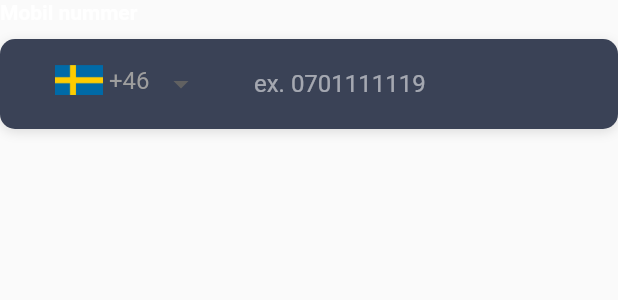
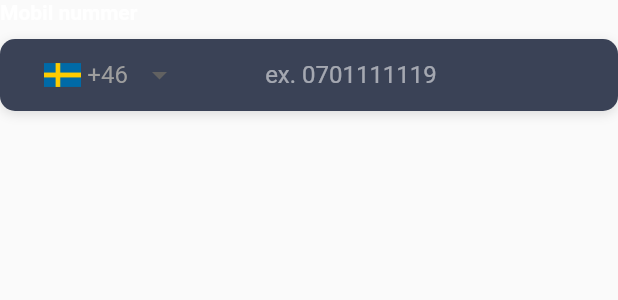
Before and after one commit to junhuhdev/divoc, a Flutter app: the InternationalPhoneInput widget shown alone on an empty page, opened directly, on a phone screen of 412 x 824 dp. Shown: the top 300 px of the screen. Run offline on Flutter 3.47's test engine with Material 2 defaults, Android fonts, the phone set to English and light mode, and no system bars; our stand-ins replace cached_network_image, cloud_firestore, community_material_icon, firebase_auth, firebase_storage, flutter_rating_bar and 3 more; missing offline and left inert: apple_sign_in, flutter_facebook_login, libphonenumber, uri; accounts and stored records are empty; network calls fail; Roboto replaces fonts that are missing (OpenSans, Raleway); statements that could not run were skipped.

Commit message:
fixed stuff

```diff
--- a/lib/common/constants.dart
+++ b/lib/common/constants.dart
@@ -89,6 +89,7 @@ final kPhoneInputDecoration = InputDecoration(
 
 final kSmsCodeInputDecoration = InputDecoration(
   border: InputBorder.none,
+  isDense: true,
   contentPadding: EdgeInsets.only(top: 14.0),
   prefixIcon: Icon(
     Icons.sms,
--- a/lib/common/form_field.dart
+++ b/lib/common/form_field.dart
@@ -475,7 +475,6 @@ class SmsCodeField extends StatelessWidget {
         Container(
           alignment: Alignment.centerLeft,
           decoration: kBoxDecorationStyle,
-          height: 60.0,
           child: TextField(
             keyboardType: TextInputType.phone,
             style: TextStyle(
--- a/lib/components/phoneinput/international_phone_input.dart
+++ b/lib/components/phoneinput/international_phone_input.dart
@@ -64,7 +64,7 @@ class _InternationalPhoneInputState extends State<InternationalPhoneInput> {
 
   @override
   void initState() {
-    errorText = widget.errorText ?? 'Skriv in ett giltigt mobil nummer';
+    errorText = widget.errorText ?? 'Ogiltigt mobil nummer';
     hintText = widget.hintText ?? 'ex. 0701111119';
     labelText = widget.labelText;
     errorStyle = widget.errorStyle;
@@ -160,9 +160,8 @@ class _InternationalPhoneInputState extends State<InternationalPhoneInput> {
         Container(
           alignment: Alignment.centerLeft,
           decoration: kBoxDecorationStyle,
-          height: 60.0,
           child: Row(
-            mainAxisAlignment: MainAxisAlignment.spaceEvenly,
+            mainAxisAlignment: MainAxisAlignment.spaceAround,
             children: <Widget>[
               Flexible(
                 flex: 1,
@@ -179,16 +178,15 @@ class _InternationalPhoneInputState extends State<InternationalPhoneInput> {
                       return DropdownMenuItem<Country>(
                         value: value,
                         child: Container(
-                          padding: const EdgeInsets.only(bottom: 5.0),
                           child: Row(
                             mainAxisAlignment: MainAxisAlignment.spaceEvenly,
                             children: <Widget>[
                               Image.asset(
                                 value.flagUri,
-                                width: 32.0,
+                                width: 25.0,
                               ),
-                              SizedBox(width: 4),
-                              Text(value.dialCode, style: TextStyle(color: Colors.grey),)
+                              SizedBox(width: 4.0),
+                              Text(value.dialCode, style: TextStyle(color: Colors.grey)),
                             ],
                           ),
                         ),
@@ -207,11 +205,13 @@ class _InternationalPhoneInputState extends State<InternationalPhoneInput> {
                   controller: phoneTextController,
                   decoration: InputDecoration(
                     border: InputBorder.none,
+                    contentPadding: EdgeInsets.all(0),
+                    isDense: true,
                     hintStyle: kHintTextStyle,
                     hintText: hintText,
                     labelText: labelText,
                     errorText: hasError ? errorText : null,
-                    errorStyle: errorStyle ?? null,
+                    errorStyle: TextStyle(),
                     labelStyle: labelStyle,
                     errorMaxLines: errorMaxLines ?? 3,
                   ),
--- a/lib/services/security_service.dart
+++ b/lib/services/security_service.dart
@@ -38,6 +38,7 @@ class SecurityService {
           'birthdate': user.birthdate,
           'age': user.getAge,
           'gender': user.gender ?? 'Annat',
+          'role': user.role ?? 'giver',
           'photo': user.photo ?? firebaseUser.photoUrl,
           'mobile': user.mobile,
           'provider': LoginProvider.email,
@@ -65,6 +66,7 @@ class SecurityService {
           'birthdate': user.birthdate,
           'age': user.getAge,
           'gender': user.gender ?? 'Annat',
+          'role': user.role ?? 'giver',
           'photo': socialResult.photo ?? firebaseUser.photoUrl,
           'mobile': user.mobile,
           'provider': socialResult.provider,
```
Also changed, not shown: lib/screens/signin_screen.dart (+11 -0 lines).
